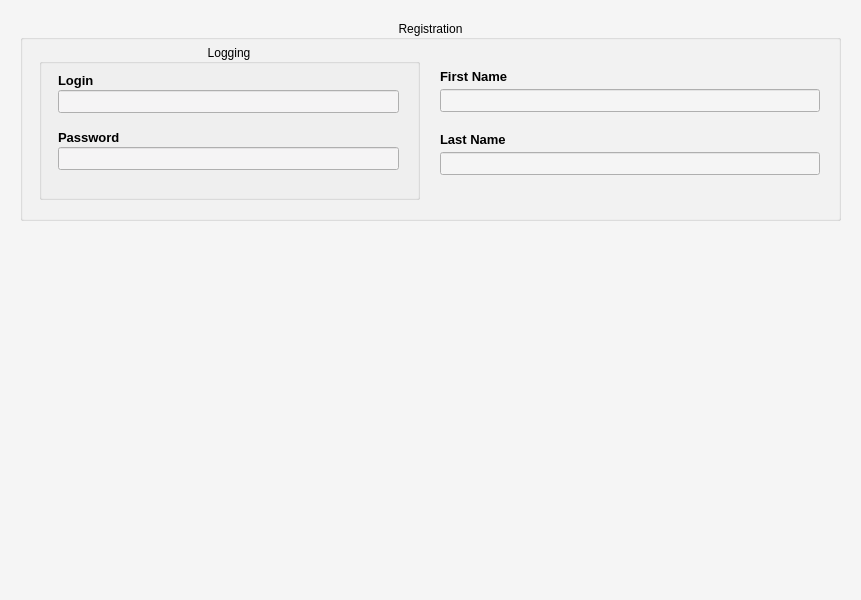
The window that CLIENT/RHE_Client/registration_widget.ui (qvinn/RHE) describes before a commit, drawn with Qt 5.
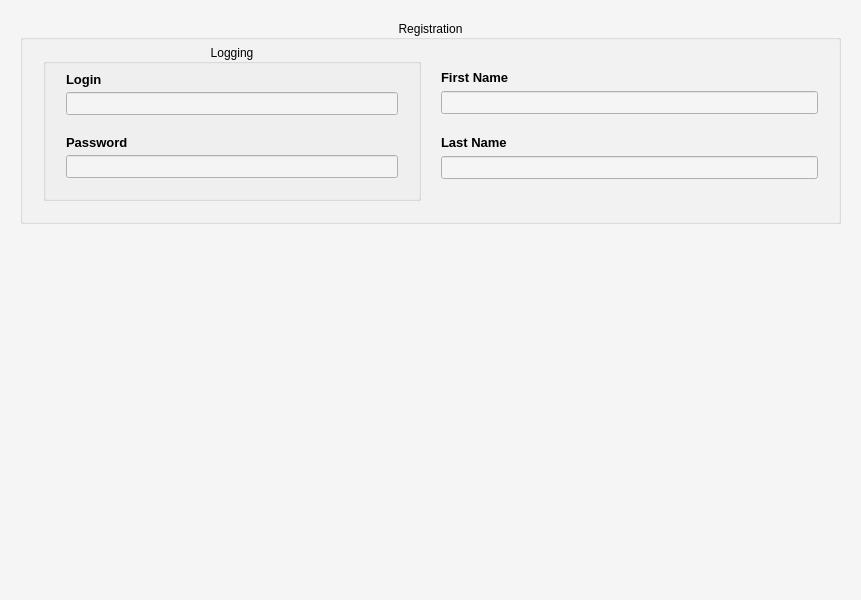
The same window after the commit.

The edit to the form file:
```diff
--- a/CLIENT/RHE_Client/registration_widget.ui
+++ b/CLIENT/RHE_Client/registration_widget.ui
@@ -113,16 +113,7 @@
   <property name="autoFillBackground">
    <bool>true</bool>
   </property>
-  <widget class="QWidget" name="verticalLayoutWidget_3">
-   <property name="geometry">
-    <rect>
-     <x>0</x>
-     <y>0</y>
-     <width>861</width>
-     <height>241</height>
-    </rect>
-   </property>
-   <layout class="QVBoxLayout" name="verticalLayout_1">
+  <layout class="QVBoxLayout" name="verticalLayout" stretch="0,1">
     <property name="spacing">
      <number>0</number>
     </property>
@@ -136,7 +127,7 @@
      <number>20</number>
     </property>
     <property name="bottomMargin">
-     <number>20</number>
+    <number>0</number>
     </property>
     <item>
      <widget class="QGroupBox" name="grpBx_rgstr">
@@ -229,16 +220,7 @@
       <property name="checkable">
        <bool>false</bool>
       </property>
-      <widget class="QWidget" name="horizontalLayoutWidget">
-       <property name="geometry">
-        <rect>
-         <x>-1</x>
-         <y>19</y>
-         <width>821</width>
-         <height>181</height>
-        </rect>
-       </property>
-       <layout class="QHBoxLayout" name="horizontalLayout_1">
+     <layout class="QHBoxLayout" name="horizontalLayout">
         <property name="spacing">
          <number>20</number>
         </property>
@@ -246,7 +228,7 @@
          <number>20</number>
         </property>
         <property name="topMargin">
-         <number>5</number>
+       <number>4</number>
         </property>
         <property name="rightMargin">
          <number>20</number>
@@ -332,41 +314,22 @@
           <property name="alignment">
            <set>Qt::AlignCenter</set>
           </property>
-          <widget class="QWidget" name="verticalLayoutWidget_2">
-           <property name="geometry">
-            <rect>
-             <x>-1</x>
-             <y>19</y>
-             <width>381</width>
-             <height>131</height>
-            </rect>
-           </property>
-           <layout class="QVBoxLayout" name="verticalLayout_3">
+        <layout class="QVBoxLayout" name="verticalLayout_4">
             <property name="spacing">
-             <number>0</number>
+          <number>5</number>
             </property>
             <property name="leftMargin">
              <number>20</number>
             </property>
+         <property name="topMargin">
+          <number>8</number>
+         </property>
             <property name="rightMargin">
              <number>20</number>
             </property>
-            <item>
-             <spacer name="verticalSpacer_4">
-              <property name="orientation">
-               <enum>Qt::Vertical</enum>
-              </property>
-              <property name="sizeType">
-               <enum>QSizePolicy::Fixed</enum>
-              </property>
-              <property name="sizeHint" stdset="0">
-               <size>
-                <width>20</width>
-                <height>8</height>
-               </size>
-              </property>
-             </spacer>
-            </item>
+         <property name="bottomMargin">
+          <number>20</number>
+         </property>
             <item>
              <widget class="QLabel" name="lbl_login">
               <property name="sizePolicy">
@@ -739,47 +702,20 @@
               </property>
              </widget>
             </item>
-            <item>
-             <spacer name="verticalSpacer_6">
-              <property name="orientation">
-               <enum>Qt::Vertical</enum>
-              </property>
-              <property name="sizeType">
-               <enum>QSizePolicy::Fixed</enum>
-              </property>
-              <property name="sizeHint" stdset="0">
-               <size>
-                <width>20</width>
-                <height>20</height>
-               </size>
-              </property>
-             </spacer>
-            </item>
-           </layout>
-          </widget>
+        </layout>
          </widget>
         </item>
         <item>
          <layout class="QVBoxLayout" name="verticalLayout_2">
           <property name="spacing">
-           <number>0</number>
-          </property>
-          <item>
-           <spacer name="verticalSpacer_2">
-            <property name="orientation">
-             <enum>Qt::Vertical</enum>
-            </property>
-            <property name="sizeType">
-             <enum>QSizePolicy::Fixed</enum>
-            </property>
-            <property name="sizeHint" stdset="0">
-             <size>
-              <width>20</width>
-              <height>20</height>
-             </size>
-            </property>
-           </spacer>
-          </item>
+         <number>5</number>
+        </property>
+        <property name="topMargin">
+         <number>25</number>
+        </property>
+        <property name="bottomMargin">
+         <number>20</number>
+        </property>
           <item>
            <widget class="QLabel" name="lbl_frst_name">
             <property name="sizePolicy">
@@ -1149,30 +1085,25 @@
             </property>
            </widget>
           </item>
+       </layout>
+      </item>
+     </layout>
+    </widget>
+   </item>
           <item>
-           <spacer name="verticalSpacer_1">
+    <spacer name="verticalSpacer">
             <property name="orientation">
              <enum>Qt::Vertical</enum>
             </property>
-            <property name="sizeType">
-             <enum>QSizePolicy::Fixed</enum>
-            </property>
             <property name="sizeHint" stdset="0">
              <size>
               <width>20</width>
-              <height>20</height>
+       <height>40</height>
              </size>
             </property>
            </spacer>
           </item>
          </layout>
-        </item>
-       </layout>
-      </widget>
-     </widget>
-    </item>
-   </layout>
-  </widget>
  </widget>
  <resources/>
  <connections/>
```
Left out of the diff: 2 changed lines with no effect on the pictures. Lines whose indentation alone changed are shown as unchanged.
